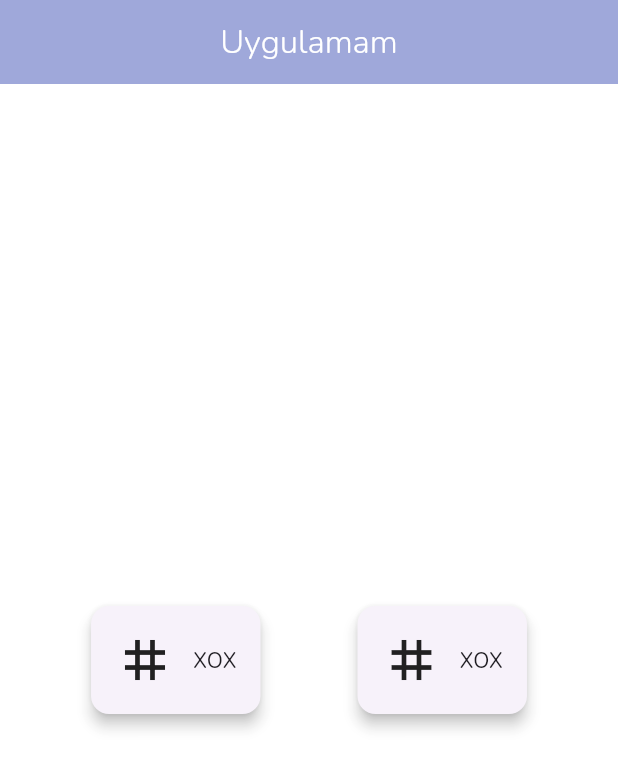
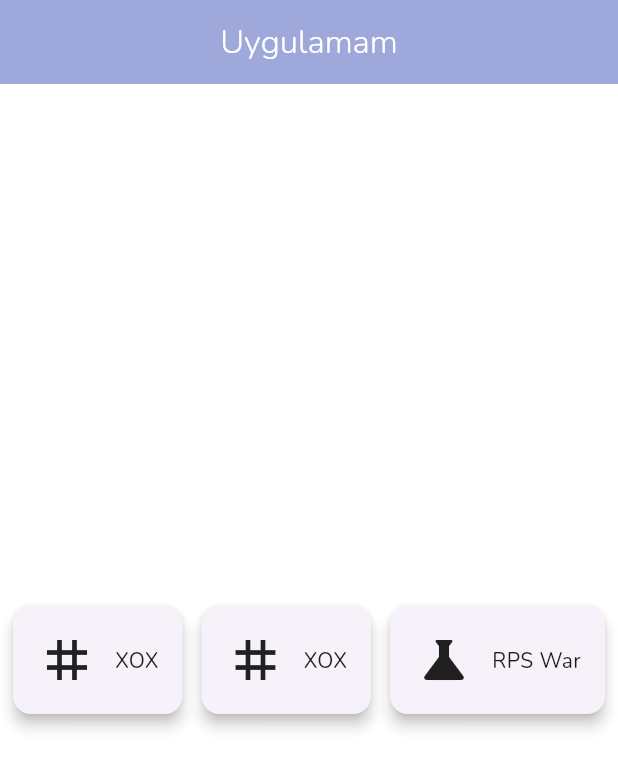
Before and after one commit to itu-itis23-baranr22/MiniGames, a Flutter app: the screen it shows after launch, on a phone screen of 412 x 824 dp. Shown: the top 769 px of the screen. Run offline on Flutter 3.47's test engine with Material 3 defaults, Android fonts, the phone set to English and light mode, and no system bars.

Commit message:
Add RPS War screen and navigate from Home
Introduce a new RpsWar screen (games/lib/screens/rps_war.dart) that displays tappable cards for Rock/Paper/Scissors and Fire/Water/Air; taps are logged via debugPrint. Update HomeScreen to import rps_war.dart and add a card that navigates to the RpsWar screen. Remove the now-obsolete second_screen.dart file.

```diff
--- a/games/lib/screens/home_screen.dart
+++ b/games/lib/screens/home_screen.dart
@@ -1,5 +1,5 @@
 import 'package:flutter/material.dart';
-import 'package:proje1/screens/second_screen.dart';
+import 'package:proje1/screens/rps_war.dart';
 import 'package:proje1/screens/xo.dart';
 
 class HomeScreen extends StatelessWidget {
@@ -71,6 +71,31 @@ class HomeScreen extends StatelessWidget {
                 ),
               ),
             ),
+            Card(
+              elevation: 4,
+              shape: RoundedRectangleBorder(
+                borderRadius: BorderRadius.circular(12),
+              ),
+              child: InkWell(
+                borderRadius: BorderRadius.circular(12),
+                onTap: () {
+                  Navigator.push(
+                    context,
+                    MaterialPageRoute(builder: (context) => const RpsWar()),
+                  );
+                },
+                child: Padding(
+                  padding: const EdgeInsets.all(16),
+                  child: Row(
+                    children: [
+                      Icon(Icons.science, size: 40),
+                      SizedBox(width: 12),
+                      Text("RPS War"),
+                    ],
+                  ),
+                ),
+              ),
+            ),
           ],
         ),
       ),
```
Also changed, not shown: games/lib/screens/rps_war.dart (added, +66 -0 lines), games/lib/screens/second_screen.dart (deleted, +0 -22 lines).
